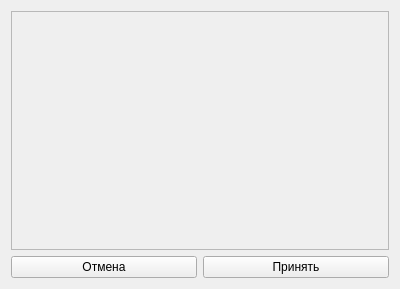
This is Client/Form Menu/Check In/service.ui in Golfriman/Control_Data as Qt 5 draws it before an edit. The edited form follows.
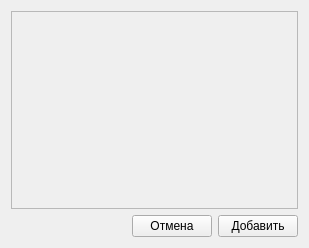
This is the edited form.

Patch:
```diff
--- a/Client/Form Menu/Check In/service.ui
+++ b/Client/Form Menu/Check In/service.ui
@@ -6,8 +6,8 @@
    <rect>
     <x>0</x>
     <y>0</y>
-    <width>400</width>
-    <height>289</height>
+    <width>309</width>
+    <height>248</height>
    </rect>
   </property>
   <property name="windowTitle">
@@ -24,8 +24,8 @@
        <rect>
         <x>0</x>
         <y>0</y>
-        <width>376</width>
-        <height>227</height>
+        <width>285</width>
+        <height>186</height>
        </rect>
       </property>
       <layout class="QVBoxLayout" name="verticalLayout_2"/>
@@ -34,6 +34,19 @@
    </item>
    <item>
     <layout class="QHBoxLayout" name="horizontalLayout">
+     <item>
+      <spacer name="horizontalSpacer">
+       <property name="orientation">
+        <enum>Qt::Horizontal</enum>
+       </property>
+       <property name="sizeHint" stdset="0">
+        <size>
+         <width>40</width>
+         <height>20</height>
+        </size>
+       </property>
+      </spacer>
+     </item>
      <item>
       <widget class="QPushButton" name="pushButton_2">
        <property name="text">
@@ -44,7 +57,7 @@
      <item>
       <widget class="QPushButton" name="pushButton">
        <property name="text">
-        <string>Принять</string>
+        <string>Добавить</string>
        </property>
       </widget>
      </item>
```
Left out of the diff: 2 changed lines with no effect on the pictures.
